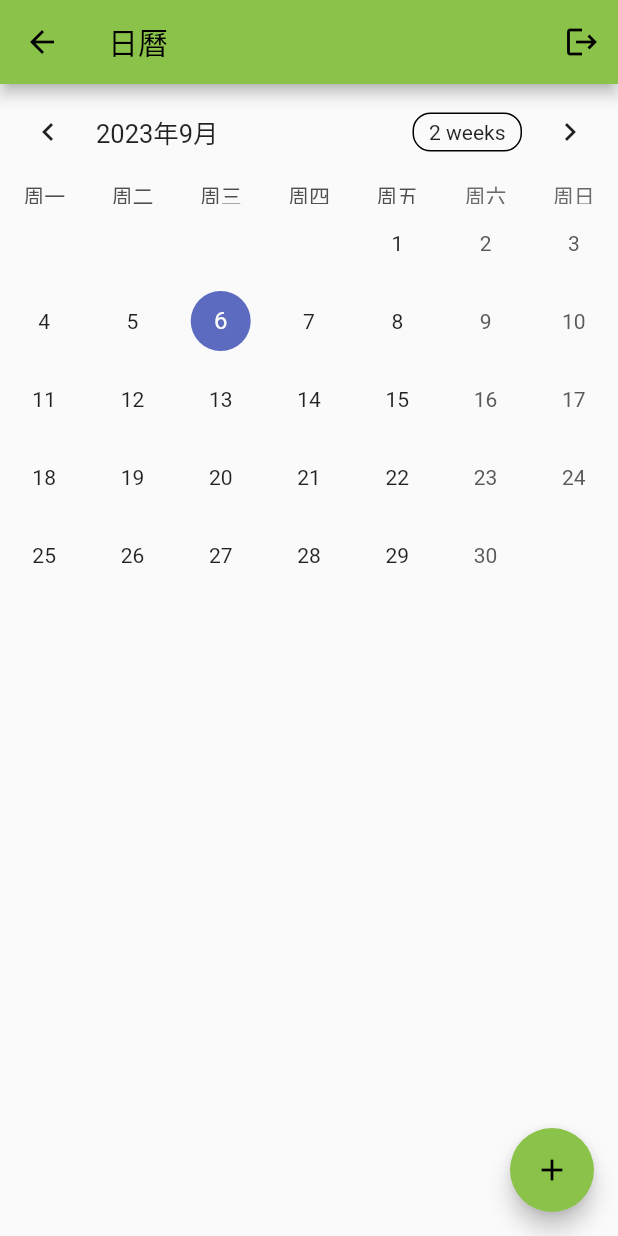
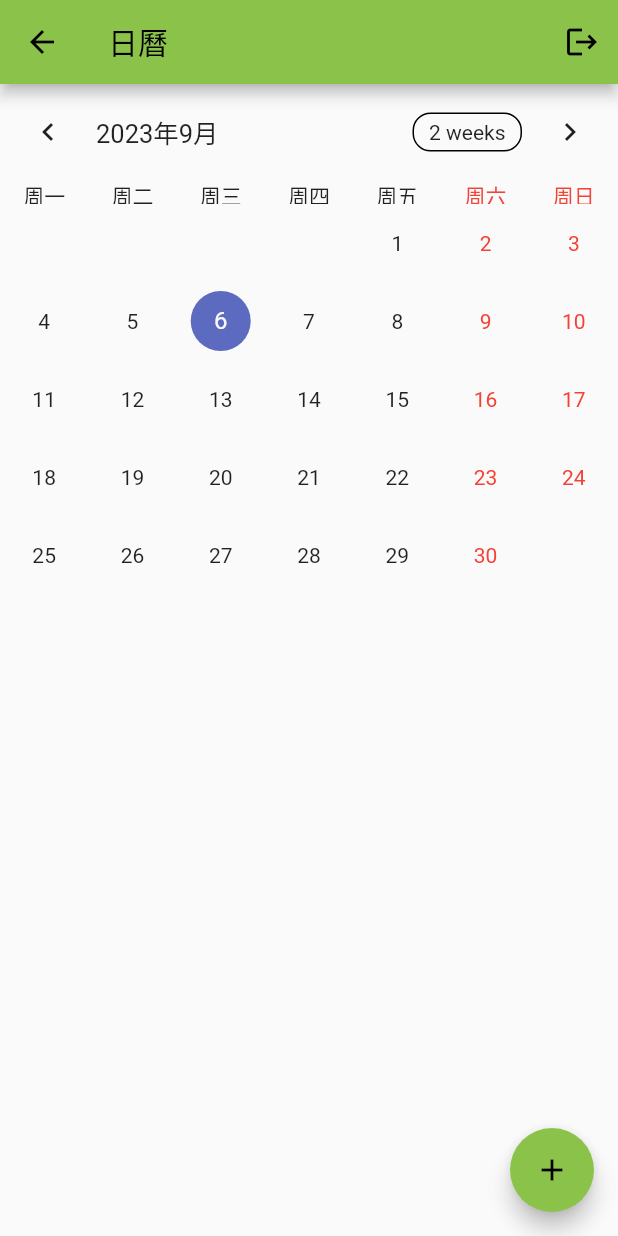
Before and after one commit to renfu-her/todo-list-flutter, a Flutter app: the StartPage screen opened by its route, on a phone screen of 412 x 824 dp. Run offline on Flutter 3.47's test engine with Material 2 defaults, Android fonts, the phone set to English and light mode, and no system bars; drawn by our look-alikes of table_calendar; our stand-ins replace dio, flutter_html, fluttertoast, ionicons, lottie, shared_preferences; accounts and stored records are empty; network calls fail.

Commit message:
upgrade events

```diff
--- a/lib/events.dart
+++ b/lib/events.dart
@@ -3,6 +3,7 @@
 
 import 'package:flutter/material.dart';
 import 'package:intl/date_symbol_data_local.dart';
+import 'package:intl/intl.dart';
 import 'package:table_calendar/table_calendar.dart';
 import 'package:ionicons/ionicons.dart';
 import 'package:dio/dio.dart';
@@ -362,6 +363,37 @@ class _StartPageState extends State<StartPage> {
         children: [
           TableCalendar<Event>(
             locale: 'zh_CN',
+            calendarBuilders: CalendarBuilders(
+              dowBuilder: (context, day) {
+                final text =
+                    DateFormat.E('zh_CN').format(day); // 使用指定的語言代碼格式化日期
+
+                if (day.weekday == DateTime.saturday ||
+                    day.weekday == DateTime.sunday) {
+                  return Center(
+                    child: Text(
+                      text,
+                      style: TextStyle(color: Colors.red),
+                    ),
+                  );
+                }
+
+                return Center(child: Text(text)); // 其他的星期天將使用預設的顏色
+              },
+              defaultBuilder: (context, date, events) {
+                return Center(
+                  child: Text(
+                    date.day.toString(),
+                    style: TextStyle(
+                      color: (date.weekday == DateTime.saturday ||
+                              date.weekday == DateTime.sunday)
+                          ? Colors.red
+                          : null,
+                    ),
+                  ),
+                );
+              },
+            ),
             firstDay: kFirstDay,
             lastDay: kLastDay,
             focusedDay: _focusedDay,
```
Also changed, not shown: 1 other file.
